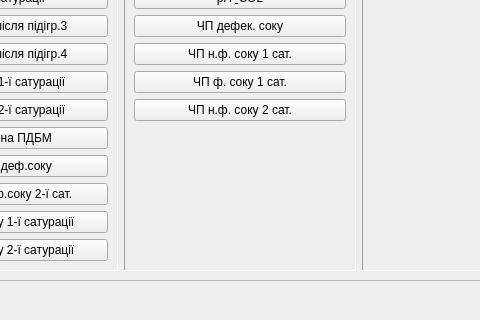
The window that satur/scada/history.ui (vanessaorgua/talne) describes before a commit, drawn with Qt 5; both pictures show x 135 to 615 and y 324 to 644 of the 750 by 644 pixel window.
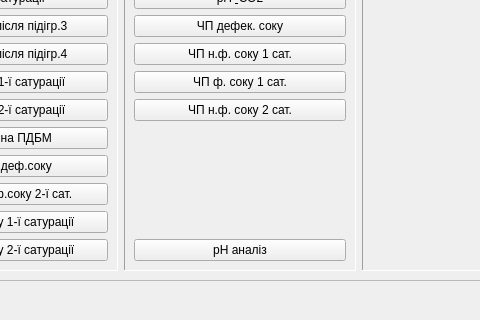
The same window after the commit.

Commit message: Додано кнопку для аналізу роботи рН-метрії

The edit to the form file:
```diff
--- a/satur/scada/history.ui
+++ b/satur/scada/history.ui
@@ -315,6 +315,13 @@
            </property>
           </spacer>
          </item>
+         <item>
+          <widget class="QPushButton" name="phana">
+           <property name="text">
+            <string>рН аналіз</string>
+           </property>
+          </widget>
+         </item>
         </layout>
        </widget>
       </item>
```
The commit also changes 3 other files.
